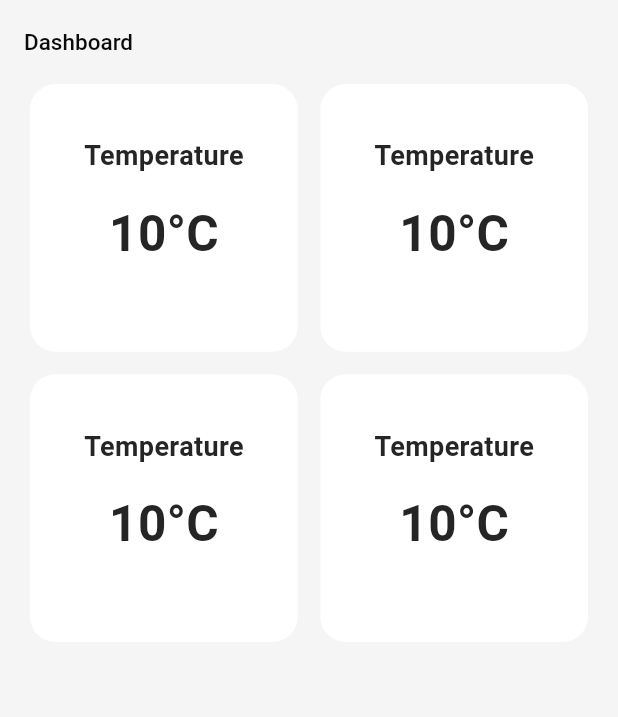
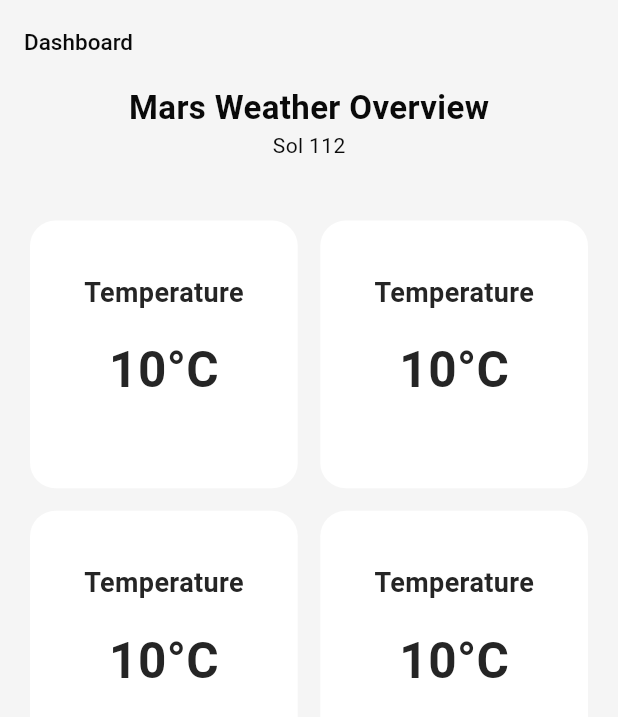
Before and after one commit to dimitrilahanas/mars-weather-dashboard, a Flutter app: the screen it shows after launch, on a phone screen of 412 x 824 dp. Shown: the top 717 px of the screen. Run offline on Flutter 3.47's test engine with Material 3 defaults, Android fonts, the phone set to English and light mode, and no system bars.

Commit message:
add(SolHeader): added place holder.

```diff
--- a/lib/screens/home_screen.dart
+++ b/lib/screens/home_screen.dart
@@ -1,4 +1,5 @@
 import 'package:flutter/material.dart';
+import 'package:mars_weather_dashboard/widgets/sol_header.dart';
 import 'package:mars_weather_dashboard/widgets/weather_grid.dart';
 
 class HomeScreen extends StatelessWidget {
@@ -16,11 +17,23 @@ class HomeScreen extends StatelessWidget {
             fontSize: 15,
             color: Theme.of(context).colorScheme.primary,
             fontWeight: FontWeight.w500,
-          )
+          ),
         ),
       ),
 
-      body: WeatherGrid(),
+      body: Column(
+        children: [
+          Align(
+            alignment: Alignment.topLeft,
+            child: Padding(
+              padding: const EdgeInsets.only(top: 0, bottom: 40, left: 0),
+              child: SolHeader(),
+            ),
+          ),
+
+          Expanded(child: WeatherGrid()),
+        ],
+      ),
     );
   }
 }
--- /dev/null
+++ b/lib/widgets/sol_header.dart
@@ -0,0 +1,29 @@
+import 'package:flutter/material.dart';
+
+class SolHeader extends StatelessWidget {
+  const SolHeader({super.key});
+
+  @override
+  Widget build(BuildContext context) {
+    return Center(
+      child: Column(
+        children: [
+          Text(
+            "Mars Weather Overview",
+            style: TextStyle(
+              color: Theme.of(context).colorScheme.primary,
+              fontSize: 22,
+              fontWeight: FontWeight.w600,
+            ),
+          ),
+          Text(
+            "Sol 112",
+            style: TextStyle(
+              color: Theme.of(context).colorScheme.primary,
+            ),
+          )
+        ],
+      ),
+    );
+  }
+}
```
